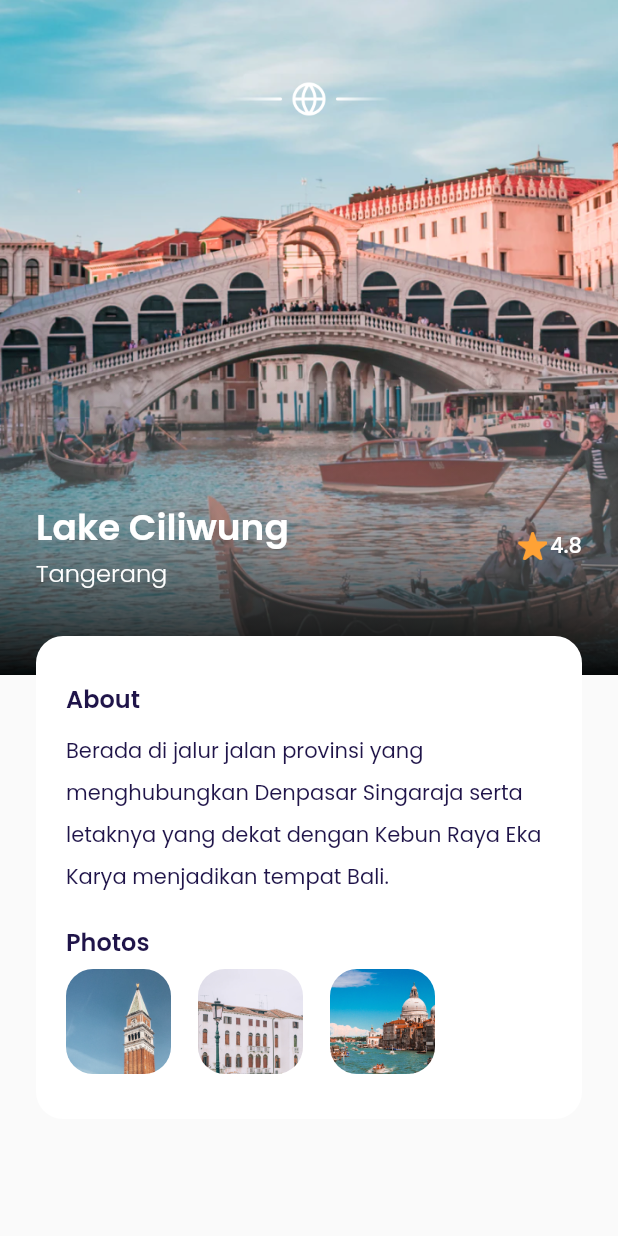
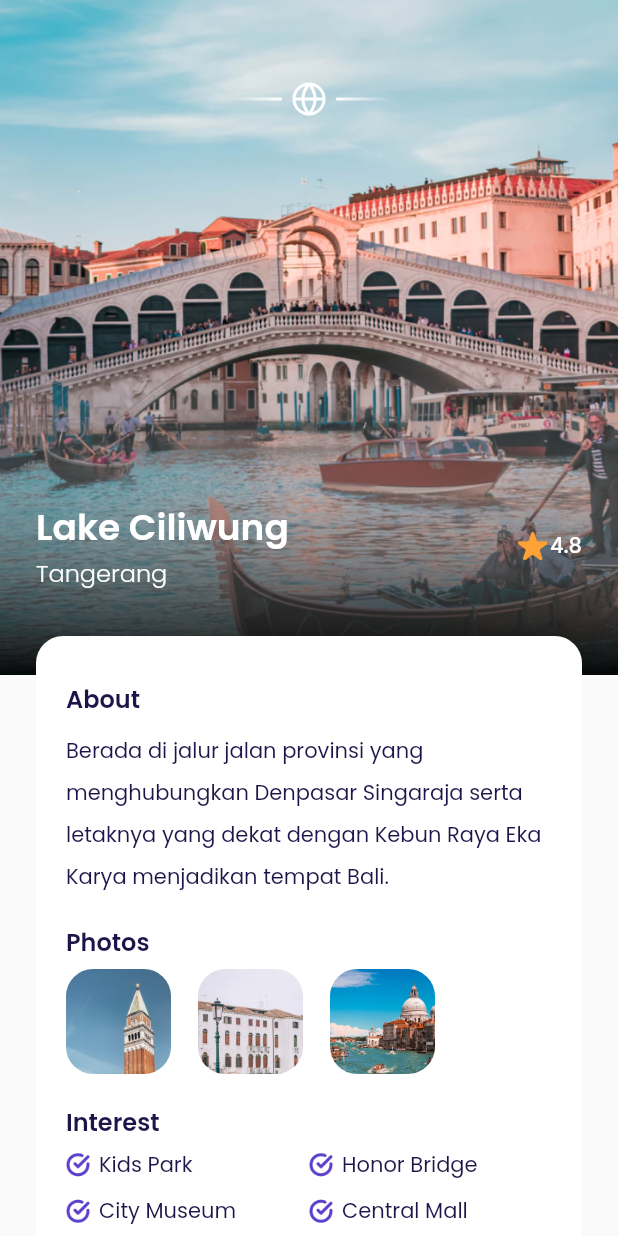
Before and after one commit to rafli-maulana/airplane, a Flutter app: the DetailPage screen opened directly, on a phone screen of 412 x 824 dp. Run offline on Flutter 3.47's test engine with Material 2 defaults, Android fonts, the phone set to English and light mode, and no system bars; our stand-ins replace google_fonts.

Commit message:
add files

```diff
--- a/lib/ui/pages/detail_page.dart
+++ b/lib/ui/pages/detail_page.dart
@@ -1,4 +1,6 @@
 import 'package:airplane/shared/theme.dart';
+import 'package:airplane/widgets/custom_button.dart';
+import 'package:airplane/widgets/interest_item.dart';
 import 'package:airplane/widgets/photo_item.dart';
 import 'package:flutter/material.dart';
 
@@ -180,6 +182,72 @@ class DetailPage extends StatelessWidget {
                       ),
                     ],
                   ),
+                  //NOTE: INTEREST
+                  SizedBox(
+                    height: 20,
+                  ),
+                  Text(
+                    'Interest',
+                    style: blackStyleText.copyWith(
+                      fontSize: 16,
+                      fontWeight: semiBold,
+                    ),
+                  ),
+                  SizedBox(
+                    height: 6,
+                  ),
+                  Row(
+                    children: [
+                      InterestItem(
+                        text: 'Kids Park',
+                      ),
+                      InterestItem(
+                        text: 'Honor Bridge',
+                      ),
+                    ],
+                  ),
+                  SizedBox(
+                    height: 10,
+                  ),
+                  Row(
+                    children: [
+                      InterestItem(
+                        text: 'City Museum',
+                      ),
+                      InterestItem(
+                        text: 'Central Mall',
+                      ),
+                    ],
+                  )
+                ],
+              ),
+            ),
+            //NOTE : Price & Book Button
+            Container(
+              width: double.infinity,
+              margin: EdgeInsets.symmetric(
+                vertical: 30,
+              ),
+              child: Row(
+                children: [
+                  Column(
+                    crossAxisAlignment: CrossAxisAlignment.start,
+                    children: [
+                      Text(
+                        '2.500.000',
+                        style: blackStyleText.copyWith(
+                          fontSize: 18,
+                          fontWeight: medium,
+                        ),
+                      ),
+                      Text(
+                        'per orang',
+                        style: greyStyleText.copyWith(
+                          fontWeight: light,
+                        ),
+                      ),
+                    ],
+                  ),
                 ],
               ),
             ),
@@ -190,12 +258,14 @@ class DetailPage extends StatelessWidget {
 
     return Scaffold(
       backgroundColor: kBackgroundColor,
-      body: Stack(
-        children: [
-          backgroundImage(),
-          customShadow(),
-          content(),
-        ],
+      body: SingleChildScrollView(
+        child: Stack(
+          children: [
+            backgroundImage(),
+            customShadow(),
+            content(),
+          ],
+        ),
       ),
     );
   }
--- /dev/null
+++ b/lib/widgets/interest_item.dart
@@ -0,0 +1,40 @@
+import 'package:flutter/material.dart';
+
+import '../shared/theme.dart';
+
+class InterestItem extends StatelessWidget {
+  final String text;
+
+  const InterestItem({
+    Key? key,
+    required this.text,
+  }) : super(key: key);
+
+  @override
+  Widget build(BuildContext context) {
+    return Expanded(
+      child: Row(
+        children: [
+          Container(
+            width: 16,
+            height: 16,
+            margin: EdgeInsets.only(
+              right: 6,
+            ),
+            decoration: BoxDecoration(
+              image: DecorationImage(
+                image: AssetImage(
+                  'assets/icon_check.png',
+                ),
+              ),
+            ),
+          ),
+          Text(
+            text,
+            style: blackStyleText,
+          ),
+        ],
+      ),
+    );
+  }
+}
```
